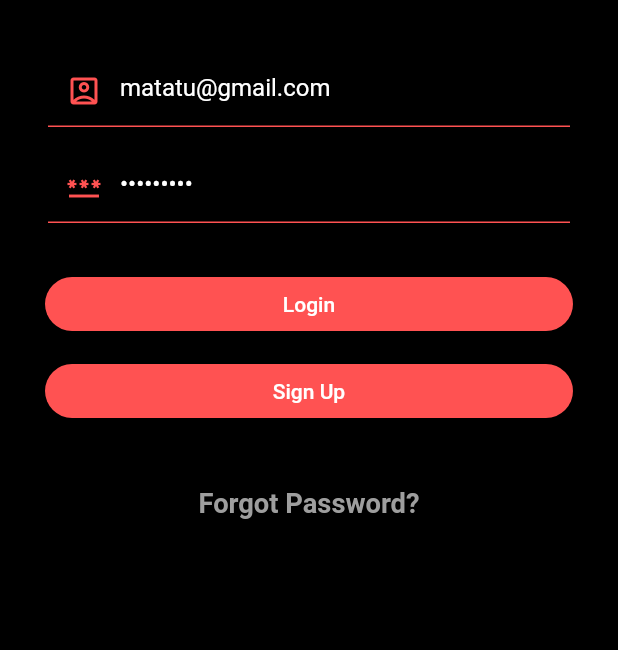
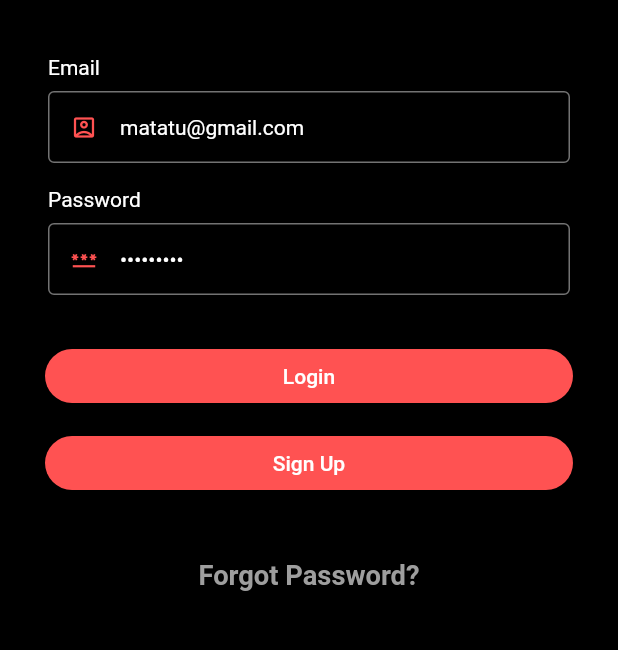
Before and after one commit to rvctech/mobileFlutter, a Flutter app: the screen it shows after launch, on a phone screen of 412 x 824 dp, the part 386-1036 px from its top. Run offline on Flutter 3.47's test engine with Material 2 defaults, Android fonts, the phone set to English and light mode, and no system bars; our stand-ins replace card_swiper, fluttertoast, get, shared_preferences; accounts and stored records are empty.

Commit message:
Login user model, text input & primary button widgets

```diff
--- a/lib/controllers/auth_controller.dart
+++ b/lib/controllers/auth_controller.dart
@@ -1,6 +1,6 @@
 import 'package:flutter/material.dart';
-import 'package:get/get.dart';
 import 'package:tunyce/controllers/base_controller.dart';
+import 'package:tunyce/models/login_model.dart';
 import 'package:tunyce/repositories/auth_repository.dart';
 
 class AuthController extends BaseController {
@@ -10,6 +10,9 @@ class AuthController extends BaseController {
   TextEditingController passwordController = TextEditingController();
 
   final _authRepository = AuthRepositoy();
+
+  LoginData? _currentUser;
+  LoginData? get currentUser => _currentUser;
 
   @override
   onInit() async {
@@ -28,7 +31,9 @@ class AuthController extends BaseController {
       passwordController.text,
     );
     setLoading(false);
-
-    return res;
+    if (res is LoginData) {
+      _currentUser = res;
+      return true;
+    }
   }
 }
--- a/lib/core/common/app_colors.dart
+++ b/lib/core/common/app_colors.dart
@@ -1,5 +1,6 @@
 import 'package:flutter/material.dart';
 
-class ApppColors {
+class AppColors {
   static const Color primaryColor = Colors.redAccent;
+  static const Color borderColor = Color(0xFFe5e5e5);
 }
--- a/lib/main.dart
+++ b/lib/main.dart
@@ -19,11 +19,10 @@ class TunyceApp extends StatelessWidget {
       ),
       debugShowCheckedModeBanner: false,
       theme: ThemeData(
-        primaryColor: ApppColors.primaryColor,
-        appBarTheme: const AppBarTheme(
-          backgroundColor: ApppColors.primaryColor,
-        )
-      ),
+          primaryColor: AppColors.primaryColor,
+          appBarTheme: const AppBarTheme(
+            backgroundColor: AppColors.primaryColor,
+          )),
     );
   }
 }
--- /dev/null
+++ b/lib/models/login_model.dart
@@ -0,0 +1,47 @@
+//     final loginData = loginDataFromJson(jsonString);
+
+import 'dart:convert';
+
+LoginData loginDataFromJson(String str) => LoginData.fromJson(json.decode(str));
+
+String loginDataToJson(LoginData data) => json.encode(data.toJson());
+
+class LoginData {
+  String email;
+  String refresh;
+  String access;
+  String firstName;
+  String lastName;
+  int hesquserrole;
+  int id;
+
+  LoginData({
+    required this.email,
+    required this.refresh,
+    required this.access,
+    required this.firstName,
+    required this.lastName,
+    required this.hesquserrole,
+    required this.id,
+  });
+
+  factory LoginData.fromJson(Map<String, dynamic> json) => LoginData(
+        email: json["email"],
+        refresh: json["refresh"],
+        access: json["access"],
+        firstName: json["first_name"],
+        lastName: json["last_name"],
+        hesquserrole: json["hesquserrole"],
+        id: json["id"],
+      );
+
+  Map<String, dynamic> toJson() => {
+        "email": email,
+        "refresh": refresh,
+        "access": access,
+        "first_name": firstName,
+        "last_name": lastName,
+        "hesquserrole": hesquserrole,
+        "id": id,
+      };
+}
--- a/lib/repositories/home_repository.dart
+++ b/lib/repositories/home_repository.dart
@@ -12,7 +12,6 @@ class HomeRepositoy {
         Uri.parse('${Constants.baseURL}/videos/all_video_types/v1/'),
         headers: {'Content-Type': 'application/json'},
       );
-      log('Genres Res: ${response.body}');
       var decodedRes = jsonDecode(response.body);
       if (response.statusCode == 200) {
         final genreData = genreDataFromJson(response.body);
--- a/lib/screens/auth/login_screen.dart
+++ b/lib/screens/auth/login_screen.dart
@@ -9,6 +9,7 @@ import 'package:tunyce/screens/auth/forgotpassword.dart';
 import 'package:tunyce/screens/main_screen.dart';
 import 'package:tunyce/sidemenu.dart';
 import 'package:tunyce/screens/auth/signup.dart';
+import 'package:tunyce/widgets/text_input.dart';
 
 class LoginBody extends GetView<AuthController> {
   const LoginBody({super.key});
@@ -39,42 +40,26 @@ class LoginBody extends GetView<AuthController> {
                   const SizedBox(height: 20),
                   Padding(
                     padding: const EdgeInsets.symmetric(horizontal: 32.0),
-                    child: TextFormField(
+                    child: TextInputWidget(
                       controller: controller.emailController,
-                      style: const TextStyle(color: Colors.white),
-                      decoration: const InputDecoration(
-                          prefixIcon: Icon(
-                            Icons.account_box_outlined,
-                            color: Colors.redAccent,
-                          ),
-                          hintText: 'Email',
-                          hintStyle: TextStyle(color: Colors.grey),
-                          enabledBorder: UnderlineInputBorder(
-                              borderSide: BorderSide(color: Colors.redAccent))),
+                      prefixIcon: const Icon(
+                        Icons.account_box_outlined,
+                        color: Colors.redAccent,
+                      ),
+                      hintText: 'Enter your email',
+                      labelText: 'Email',
                     ),
                   ),
                   const SizedBox(height: 16),
                   Padding(
                     padding: const EdgeInsets.symmetric(horizontal: 32.0),
-                    child: TextFormField(
+                    child: TextInputWidget(
                       controller: controller.passwordController,
-                      style: const TextStyle(color: Colors.white),
                       obscureText: true,
-                      validator: (value) {
-                        if (value!.isEmpty) {
-                          return 'Password is required';
-                        }
-                        return null;
-                      },
-                      decoration: const InputDecoration(
-                        prefixIcon: Icon(Icons.password_outlined,
-                            color: Colors.redAccent),
-                        hintText: 'Password',
-                        hintStyle: TextStyle(color: Colors.grey),
-                        enabledBorder: UnderlineInputBorder(
-                          borderSide: BorderSide(color: Colors.redAccent),
-                        ),
-                      ),
+                      prefixIcon: const Icon(Icons.password_outlined,
+                          color: Colors.redAccent),
+                      hintText: 'Password',
+                      labelText: 'Password',
                     ),
                   ),
                   const SizedBox(height: 30),
@@ -93,11 +78,6 @@ class LoginBody extends GetView<AuthController> {
                             () => const MainScreen(),
                             binding: AppBindigs(),
                           );
-                          // Navigator.push(
-                          //   context,
-                          //   MaterialPageRoute(
-                          //       builder: (context) => MainScreen()),
-                          // );
                         } else {
                           Fluttertoast.showToast(
                               msg: "$res",
--- a/lib/screens/home/home_screen.dart
+++ b/lib/screens/home/home_screen.dart
@@ -20,6 +20,7 @@ class _HomeScreenState extends State<HomeScreen> {
   Widget build(BuildContext context) {
     return Scaffold(
       appBar: AppBar(
+        title: const Text('Home Page'),
         actions: [
           IconButton(
             icon: const Icon(Icons.shopping_cart),
--- a/lib/sidemenu.dart
+++ b/lib/sidemenu.dart
@@ -5,6 +5,8 @@ import 'package:flutter/material.dart';
 import 'package:http/http.dart' as http;
 
 class SideMenuPage extends StatefulWidget {
+  const SideMenuPage({super.key});
+
   @override
   _SideMenuPageState createState() => _SideMenuPageState();
 }
@@ -48,7 +50,7 @@ class _SideMenuPageState extends State<SideMenuPage> {
           future: fetchVideoData(),
           builder: (context, snapshot) {
             if (snapshot.connectionState == ConnectionState.waiting) {
-              return CircularProgressIndicator(); // Display a loading indicator while fetching data
+              return const CircularProgressIndicator(); // Display a loading indicator while fetching data
             } else if (snapshot.hasError) {
               return Text('Error: ${snapshot.error}');
             } else {
@@ -135,7 +137,7 @@ class _SideMenuPageState extends State<SideMenuPage> {
         ),
 
         //Third menu option in home scree
-        Container(
+        SizedBox(
           height: 150,
           child: Swiper(
             itemCount: 5, // Number of cards
--- /dev/null
+++ b/lib/widgets/text_input.dart
@@ -0,0 +1,139 @@
+import 'package:flutter/material.dart';
+import 'package:get/get.dart';
+import 'package:tunyce/core/common/app_colors.dart';
+
+class TextInputWidget extends StatelessWidget {
+  const TextInputWidget({
+    super.key,
+    this.controller,
+    this.labelText,
+    this.hintText,
+    this.keyboardType,
+    this.textInputAction,
+    this.obscureText,
+    this.suffixIcon,
+    this.prefixIcon,
+    this.prefix,
+    this.maxLines,
+    this.constraints,
+    this.validator,
+    this.onFieldSubmitted,
+    this.isReadOnly,
+    this.onTap,
+    this.textCapitalization,
+    this.errorText,
+    this.fillColor,
+  });
+
+  final TextEditingController? controller;
+  final String? labelText;
+  final String? hintText;
+  final TextInputType? keyboardType;
+  final TextInputAction? textInputAction;
+  final bool? obscureText;
+  final Widget? suffixIcon;
+  final Widget? prefixIcon;
+  final Widget? prefix;
+  final int? maxLines;
+  final BoxConstraints? constraints;
+  final String? Function(String?)? validator;
+  final void Function(String)? onFieldSubmitted;
+  final bool? isReadOnly;
+  final Function()? onTap;
+  final TextCapitalization? textCapitalization;
+  final String? errorText;
+  final Color? fillColor;
+
+  @override
+  Widget build(BuildContext context) {
+    return Column(
+      crossAxisAlignment: CrossAxisAlignment.start,
+      children: [
+        if (labelText != null && labelText!.isNotEmpty)
+          Text(
+            '$labelText',
+            textAlign: TextAlign.center,
+            style: const TextStyle(
+              color: Colors.white,
+              fontSize: 14,
+              fontWeight: FontWeight.w400,
+              fontStyle: FontStyle.normal,
+            ),
+          ),
+        const SizedBox(
+          height: 8,
+        ),
+        TextFormField(
+          controller: controller,
+          keyboardType: keyboardType ?? TextInputType.text,
+          maxLines: maxLines ?? 1,
+          textInputAction: textInputAction ?? TextInputAction.next,
+          obscureText: obscureText ?? false,
+          readOnly: isReadOnly ?? false,
+          style: const TextStyle(
+            color: Colors.white,
+            fontSize: 14,
+            fontWeight: FontWeight.w400,
+            fontStyle: FontStyle.normal,
+          ),
+          decoration: InputDecoration(
+            hintText: hintText,
+            isDense: true,
+            filled: true,
+            fillColor: fillColor,
+            prefixIcon: prefixIcon,
+            hintStyle: TextStyle(
+              color: Colors.white.withOpacity(0.5),
+              fontSize: 14,
+              fontWeight: FontWeight.w400,
+              fontStyle: FontStyle.normal,
+            ),
+            border: const OutlineInputBorder(
+              borderSide: BorderSide(
+                width: 1,
+                color: AppColors.borderColor,
+              ),
+            ),
+            focusedBorder: const OutlineInputBorder(
+              borderSide: BorderSide(
+                width: 1,
+                color: AppColors.primaryColor,
+              ),
+            ),
+            enabledBorder: OutlineInputBorder(
+              borderSide: BorderSide(
+                width: 1,
+                color: AppColors.borderColor.withOpacity(0.5),
+              ),
+            ),
+            suffixIcon: suffixIcon,
+          ),
+          validator: validator ??
+              (value) {
+                if (value == null || value.isEmpty) {
+                  if (labelText == null || labelText!.isEmpty) {
+                    return 'This field is required';
+                  } else {
+                    return '$labelText is required';
+                  }
+                } else if (labelText!.toLowerCase().contains("email")) {
+                  if (!GetUtils.isEmail(value)) {
+                    return 'Please enter a valid email address';
+                  }
+                } else if (labelText!.toLowerCase().contains("phone")) {
+                  if (!GetUtils.isPhoneNumber(value)) {
+                    return 'Please enter a valid phone number';
+                  }
+                } else if (labelText!.toLowerCase().contains("password")) {
+                  if (value.length < 6) {
+                    return 'Password must be at least 6 characters';
+                  }
+                }
+                return null;
+              },
+          onFieldSubmitted: onFieldSubmitted,
+        ),
+      ],
+    );
+  }
+}
--- a/pubspec.yaml
+++ b/pubspec.yaml
@@ -40,6 +40,7 @@ dependencies:
   # Use with the CupertinoIcons class for iOS style icons.
   cupertino_icons: ^1.0.2
   get: ^4.6.5
+  shared_preferences: ^2.2.1
 
 dev_dependencies:
   flutter_test:
```
Also changed, not shown: lib/repositories/auth_repository.dart (+12 -7 lines), lib/screens/main_screen.dart (+30 -9 lines), lib/widgets/drawer.dart (+38 -12 lines), lib/widgets/primary_button.dart (added, +56 -0 lines), pubspec.lock, 2 other files.
